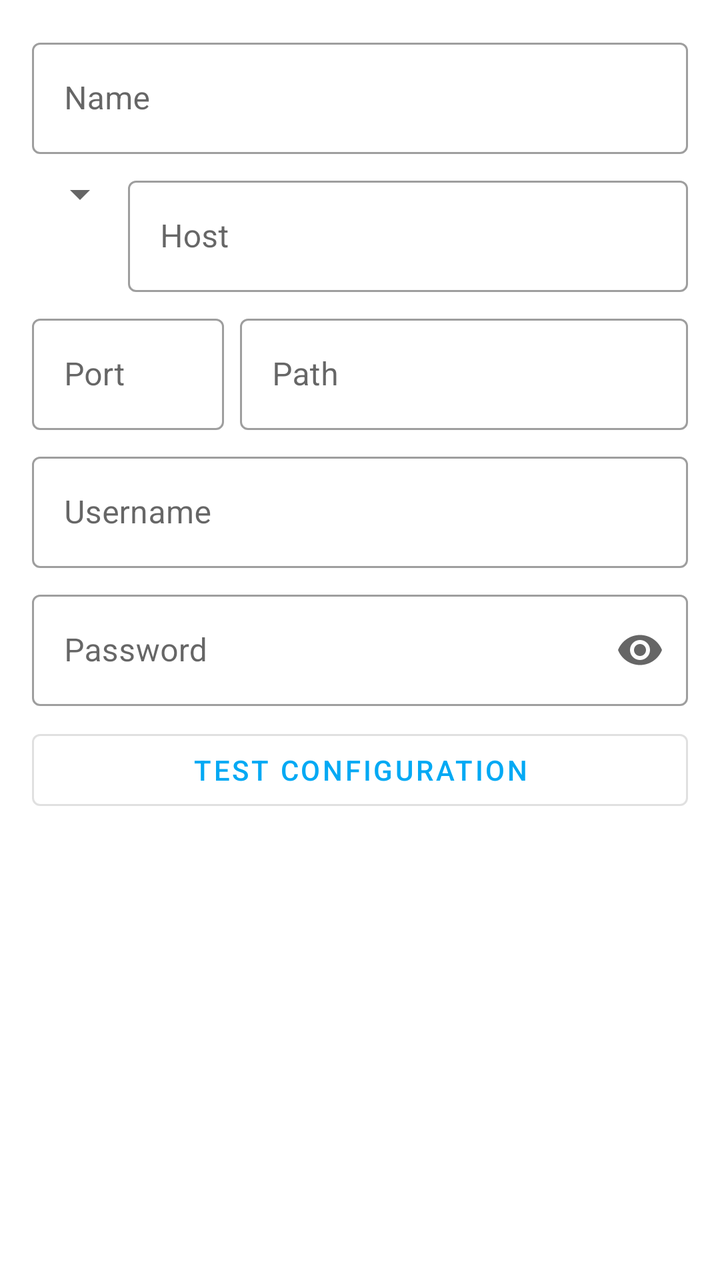
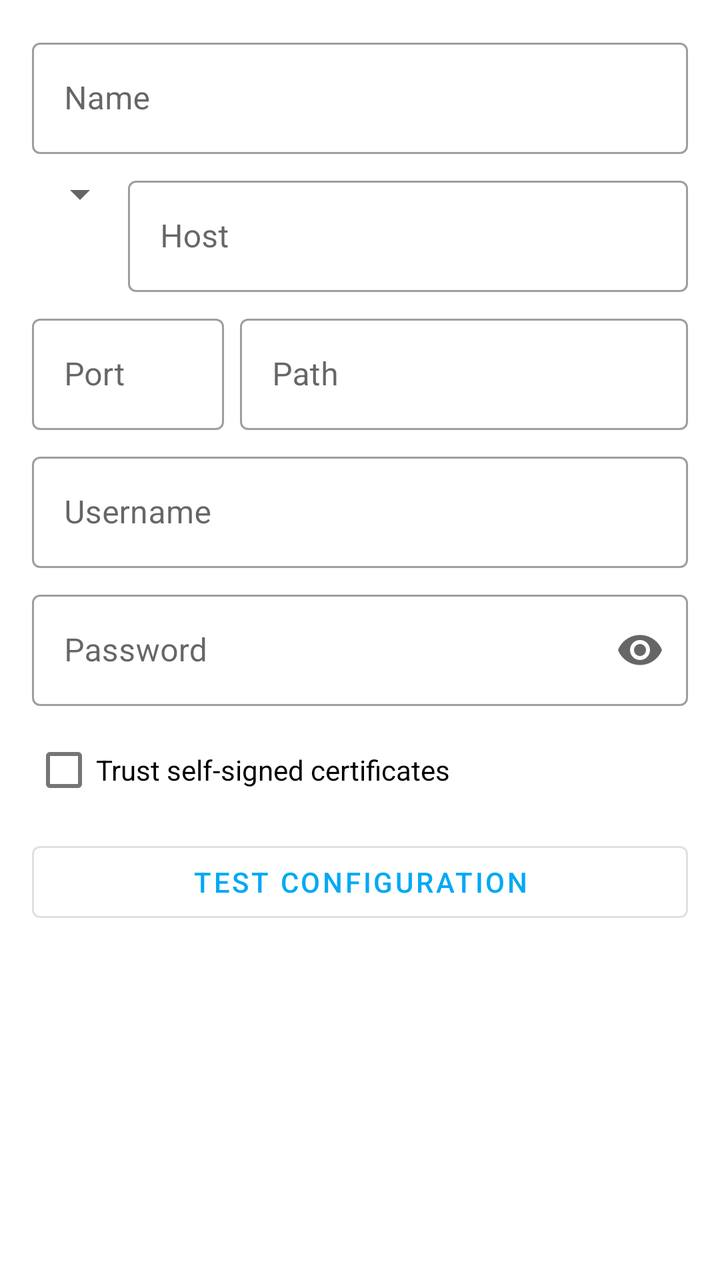

Screens rendered from an Android XML layout before and after an edit, with the pre-edit source and the edit as a unified diff.
<!-- AndroidManifest.xml: application theme AppTheme -->
<!-- res/layout/fragment_settings_add_edit_server.xml -->
<?xml version="1.0" encoding="utf-8"?>
<ScrollView xmlns:android="http://schemas.android.com/apk/res/android"
    xmlns:app="http://schemas.android.com/apk/res-auto"
    android:layout_width="match_parent"
    android:layout_height="match_parent"
    android:scrollbars="none">

    <androidx.constraintlayout.widget.ConstraintLayout
        android:layout_width="match_parent"
        android:layout_height="wrap_content">

        <com.google.android.material.progressindicator.LinearProgressIndicator
            android:id="@+id/progress_indicator"
            android:layout_width="0dp"
            android:layout_height="wrap_content"
            android:indeterminate="true"
            android:visibility="gone"
            app:layout_constraintEnd_toEndOf="parent"
            app:layout_constraintStart_toStartOf="parent"
            app:layout_constraintTop_toTopOf="parent" />

        <LinearLayout
            android:layout_width="match_parent"
            android:layout_height="wrap_content"
            android:orientation="vertical"
            android:padding="16dp"
            app:layout_constraintBottom_toBottomOf="parent"
            app:layout_constraintEnd_toEndOf="parent"
            app:layout_constraintStart_toStartOf="parent"
            app:layout_constraintTop_toTopOf="parent">

            <com.google.android.material.textfield.TextInputLayout
                android:id="@+id/input_layout_name"
                style="@style/Widget.MaterialComponents.TextInputLayout.OutlinedBox"
                android:layout_width="match_parent"
                android:layout_height="wrap_content"
                app:layout_constraintEnd_toEndOf="parent"
                app:layout_constraintStart_toStartOf="parent"
                app:layout_constraintTop_toTopOf="parent">

                <com.google.android.material.textfield.TextInputEditText
                    android:id="@+id/edit_name"
                    android:layout_width="match_parent"
                    android:layout_height="wrap_content"
                    android:hint="@string/settings_server_name"
                    android:importantForAutofill="no"
                    android:inputType="text" />

            </com.google.android.material.textfield.TextInputLayout>

            <LinearLayout
                android:layout_width="match_parent"
                android:layout_height="wrap_content"
                android:layout_marginTop="8dp"
                android:orientation="horizontal">

                <Spinner
                    android:id="@+id/spinner_protocol"
                    android:layout_width="wrap_content"
                    android:layout_height="wrap_content" />

                <com.google.android.material.textfield.TextInputLayout
                    android:id="@+id/input_layout_host"
                    style="@style/Widget.MaterialComponents.TextInputLayout.OutlinedBox"
                    android:layout_width="match_parent"
                    android:layout_height="wrap_content"
                    app:layout_constraintEnd_toEndOf="parent"
                    app:layout_constraintStart_toStartOf="parent"
                    app:layout_constraintTop_toBottomOf="@id/edit_name">

                    <com.google.android.material.textfield.TextInputEditText
                        android:id="@+id/edit_host"
                        android:layout_width="match_parent"
                        android:layout_height="wrap_content"
                        android:hint="@string/settings_server_host"
                        android:importantForAutofill="no"
                        android:inputType="textUri" />

                </com.google.android.material.textfield.TextInputLayout>

            </LinearLayout>

            <LinearLayout
                android:layout_width="match_parent"
                android:layout_height="wrap_content"
                android:layout_marginTop="8dp"
                android:orientation="horizontal">

                <com.google.android.material.textfield.TextInputLayout
                    android:id="@+id/input_layout_port"
                    style="@style/Widget.MaterialComponents.TextInputLayout.OutlinedBox"
                    android:layout_width="96dp"
                    android:layout_height="wrap_content"
                    app:layout_constraintEnd_toEndOf="parent"
                    app:layout_constraintStart_toStartOf="parent"
                    app:layout_constraintTop_toBottomOf="@id/edit_name">

                    <com.google.android.material.textfield.TextInputEditText
                        android:id="@+id/edit_port"
                        android:layout_width="match_parent"
                        android:layout_height="wrap_content"
                        android:hint="@string/settings_server_port"
                        android:importantForAutofill="no"
                        android:inputType="number" />

                </com.google.android.material.textfield.TextInputLayout>

                <com.google.android.material.textfield.TextInputLayout
                    android:id="@+id/input_layout_path"
                    style="@style/Widget.MaterialComponents.TextInputLayout.OutlinedBox"
                    android:layout_width="match_parent"
                    android:layout_height="wrap_content"
                    android:layout_marginStart="8dp"
                    app:layout_constraintEnd_toEndOf="parent"
                    app:layout_constraintStart_toStartOf="parent"
                    app:layout_constraintTop_toBottomOf="@id/edit_name">

                    <com.google.android.material.textfield.TextInputEditText
                        android:id="@+id/edit_path"
                        android:layout_width="match_parent"
                        android:layout_height="wrap_content"
                        android:hint="@string/settings_server_path"
                        android:importantForAutofill="no"
                        android:inputType="textUri" />

                </com.google.android.material.textfield.TextInputLayout>

            </LinearLayout>

            <com.google.android.material.textfield.TextInputLayout
                android:id="@+id/input_layout_username"
                style="@style/Widget.MaterialComponents.TextInputLayout.OutlinedBox"
                android:layout_width="match_parent"
                android:layout_height="wrap_content"
                android:layout_marginTop="8dp"
                app:layout_constraintEnd_toEndOf="parent"
                app:layout_constraintStart_toStartOf="parent"
                app:layout_constraintTop_toBottomOf="@id/edit_name">

                <com.google.android.material.textfield.TextInputEditText
                    android:id="@+id/edit_username"
                    android:layout_width="match_parent"
                    android:layout_height="wrap_content"
                    android:hint="@string/settings_server_username"
                    android:importantForAutofill="no"
                    android:inputType="text" />

            </com.google.android.material.textfield.TextInputLayout>

            <com.google.android.material.textfield.TextInputLayout
                android:id="@+id/input_layout_password"
                style="@style/Widget.MaterialComponents.TextInputLayout.OutlinedBox"
                android:layout_width="match_parent"
                android:layout_height="wrap_content"
                android:layout_marginTop="8dp"
                app:endIconMode="password_toggle"
                app:layout_constraintEnd_toEndOf="parent"
                app:layout_constraintStart_toStartOf="parent"
                app:layout_constraintTop_toBottomOf="@id/edit_name">

                <com.google.android.material.textfield.TextInputEditText
                    android:id="@+id/edit_password"
                    android:layout_width="match_parent"
                    android:layout_height="wrap_content"
                    android:hint="@string/settings_server_password"
                    android:importantForAutofill="no"
                    android:inputType="textPassword" />

            </com.google.android.material.textfield.TextInputLayout>

            <com.google.android.material.button.MaterialButton
                android:id="@+id/button_test"
                style="@style/Widget.MaterialComponents.Button.OutlinedButton"
                android:layout_width="match_parent"
                android:layout_height="wrap_content"
                android:layout_marginTop="8dp"
                android:text="@string/settings_server_test_configuration"
                android:textAlignment="center" />

        </LinearLayout>

    </androidx.constraintlayout.widget.ConstraintLayout>

</ScrollView>
<!-- resources referenced by this layout -->
<resources>
  <string name="settings_server_host">Host</string>
  <string name="settings_server_name">Name</string>
  <string name="settings_server_password">Password</string>
  <string name="settings_server_path">Path</string>
  <string name="settings_server_port">Port</string>
  <string name="settings_server_test_configuration">Test Configuration</string>
  <string name="settings_server_username">Username</string>
  <style name="AppTheme" parent="Theme.MaterialComponents.DayNight.NoActionBar">
          <item name="colorPrimary">@color/color_primary</item>
          <item name="colorPrimaryDark">@color/color_primary_dark</item>
          <item name="colorPrimaryVariant">@color/color_primary_variant</item>
          <item name="colorOnPrimary">@color/color_on_primary</item>
  
          <item name="colorSecondary">@color/color_secondary</item>
          <item name="colorSecondaryVariant">@color/color_secondary_variant</item>
          <item name="colorOnSecondary">@color/color_on_secondary</item>
  
          <item name="windowActionModeOverlay">true</item>
          <item name="actionBarTheme">@style/AppTheme.ToolbarOverlay</item>
  
          <item name="android:textAlignment">viewStart</item>
  
          <item name="snackbarTextViewStyle">@style/AppTheme.SnackbarTextViewStyle</item>
      </style>
  <color name="color_primary">#03A9F4</color>
  <color name="color_primary_dark">#007AC1</color>
  <color name="color_primary_variant">#007AC1</color>
  <color name="color_on_primary">#FFFFFF</color>
  <color name="color_secondary">#FFB300</color>
  <color name="color_secondary_variant">#C68400</color>
  <color name="color_on_secondary">#000000</color>
  <style name="AppTheme.ToolbarOverlay" parent="ThemeOverlay.MaterialComponents.Dark.ActionBar" />
  <style name="AppTheme.SnackbarTextViewStyle" parent="Widget.MaterialComponents.Snackbar.TextView">
          <item name="android:maxLines">15</item>
      </style>
</resources>

<!-- the commit's change to res/layout/fragment_settings_add_edit_server.xml (unified diff, before → after) -->
@@ -168,6 +168,13 @@
 
             </com.google.android.material.textfield.TextInputLayout>
 
+            <com.google.android.material.checkbox.MaterialCheckBox
+                android:id="@+id/checkbox_trust_self_signed"
+                android:layout_width="wrap_content"
+                android:layout_height="wrap_content"
+                android:layout_marginTop="8dp"
+                android:text="@string/settings_trust_self_signed_certificates" />
+
             <com.google.android.material.button.MaterialButton
                 android:id="@+id/button_test"
                 style="@style/Widget.MaterialComponents.Button.OutlinedButton"
<!-- resource entries referenced after the edit -->
@@ -7,6 +7,7 @@
   <string name="settings_server_port">Port</string>
   <string name="settings_server_test_configuration">Test Configuration</string>
   <string name="settings_server_username">Username</string>
+  <string name="settings_trust_self_signed_certificates">Trust self-signed certificates</string>
   <style name="AppTheme" parent="Theme.MaterialComponents.DayNight.NoActionBar">
           <item name="colorPrimary">@color/color_primary</item>
           <item name="colorPrimaryDark">@color/color_primary_dark</item>
